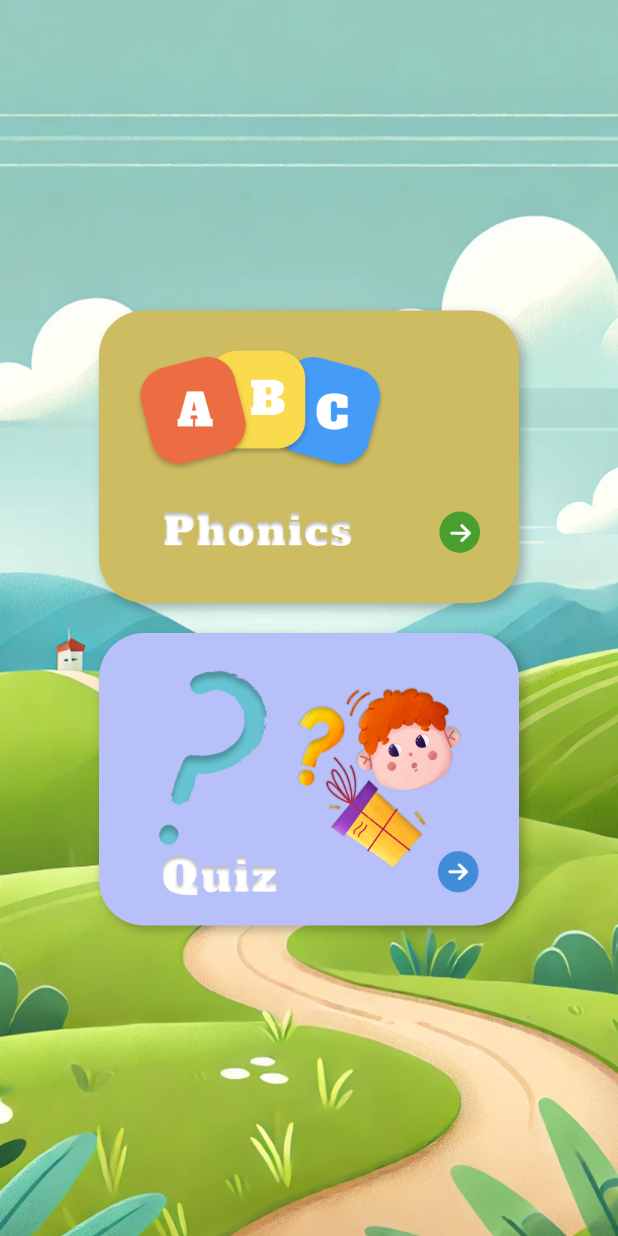
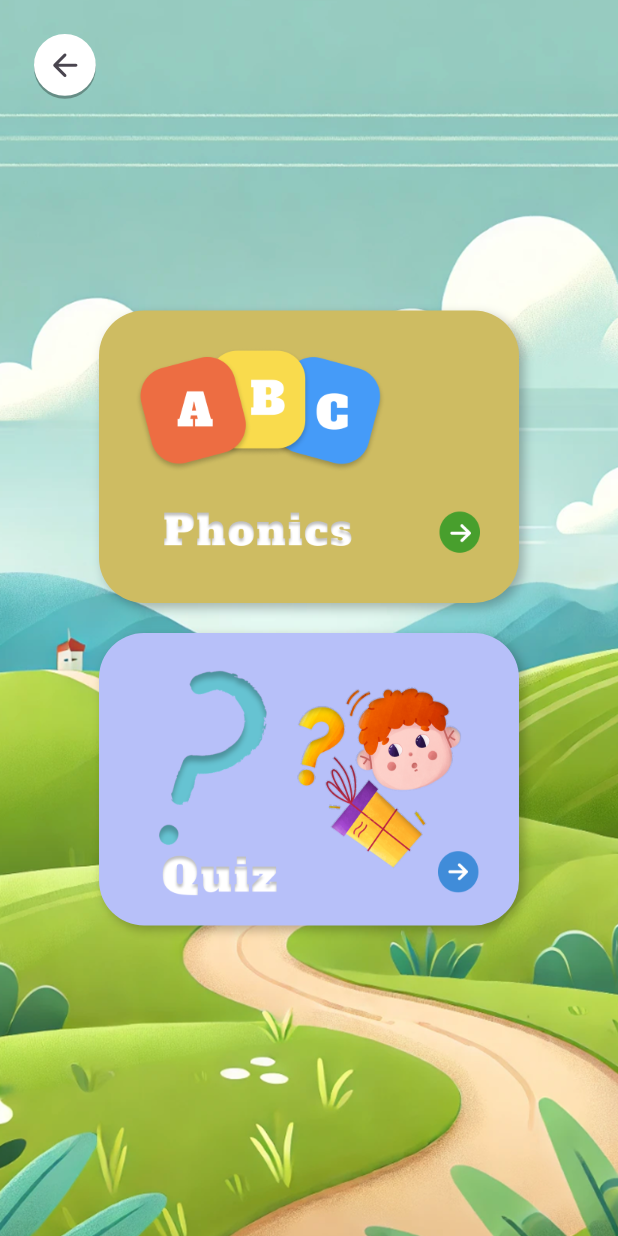
Before and after one commit to Sookmyung-Graduation-Project/Graduation_FE, a Flutter app: the StudyScreen screen opened by its route, on a phone screen of 412 x 824 dp. Run offline on Flutter 3.47's test engine with Material 3 defaults, Android fonts, the phone set to English and light mode, and no system bars.

Commit message:
feat: Add back  button in the Phonics tab

```diff
--- a/lib/screens/study_tab.dart
+++ b/lib/screens/study_tab.dart
@@ -12,16 +12,21 @@ class StudyScreen extends StatefulWidget {
 class _StudyScreenState extends State<StudyScreen> {
   @override
   Widget build(BuildContext context) {
+    double screenWidth = MediaQuery.of(context).size.width;
+
     return Scaffold(
-      body: Container(
+      body: Stack(
+        children: [
+          // 배경 이미지 + 버튼들
+          Container(
             decoration: const BoxDecoration(
               image: DecorationImage(
                 image: AssetImage('assets/images/phonics_background1.png'),
                 fit: BoxFit.cover,
               ),
             ),
+            padding: const EdgeInsets.all(20),
             alignment: Alignment.center,
-        padding: const EdgeInsets.all(20),
             child: const Column(
               mainAxisAlignment: MainAxisAlignment.center,
               children: [
@@ -31,6 +36,37 @@ class _StudyScreenState extends State<StudyScreen> {
               ],
             ),
           ),
+          // 왼쪽 상단 뒤로가기 버튼
+          Positioned(
+            left: screenWidth * 0.055,
+            top: screenWidth * 0.055,
+            child: SafeArea(
+              child: Container(
+                width: screenWidth * 0.1,
+                height: screenWidth * 0.1,
+                decoration: BoxDecoration(
+                    color: Colors.white,
+                    shape: BoxShape.circle,
+                    boxShadow: [
+                      BoxShadow(
+                        offset: const Offset(0, 2),
+                        color: Colors.black.withOpacity(0.3),
+                      )
+                    ]),
+                child: IconButton(
+                  icon: const Icon(
+                    Icons.arrow_back_rounded,
+                    size: 25,
+                  ),
+                  onPressed: () {
+                    Navigator.pushNamed(context, '/home');
+                  },
+                ),
+              ),
+            ),
+          ),
+        ],
+      ),
     );
   }
 }
```
Also changed, not shown: lib/screens/phonics_menu.dart (+19 -17 lines). Lines whose indentation alone changed are shown as unchanged.
